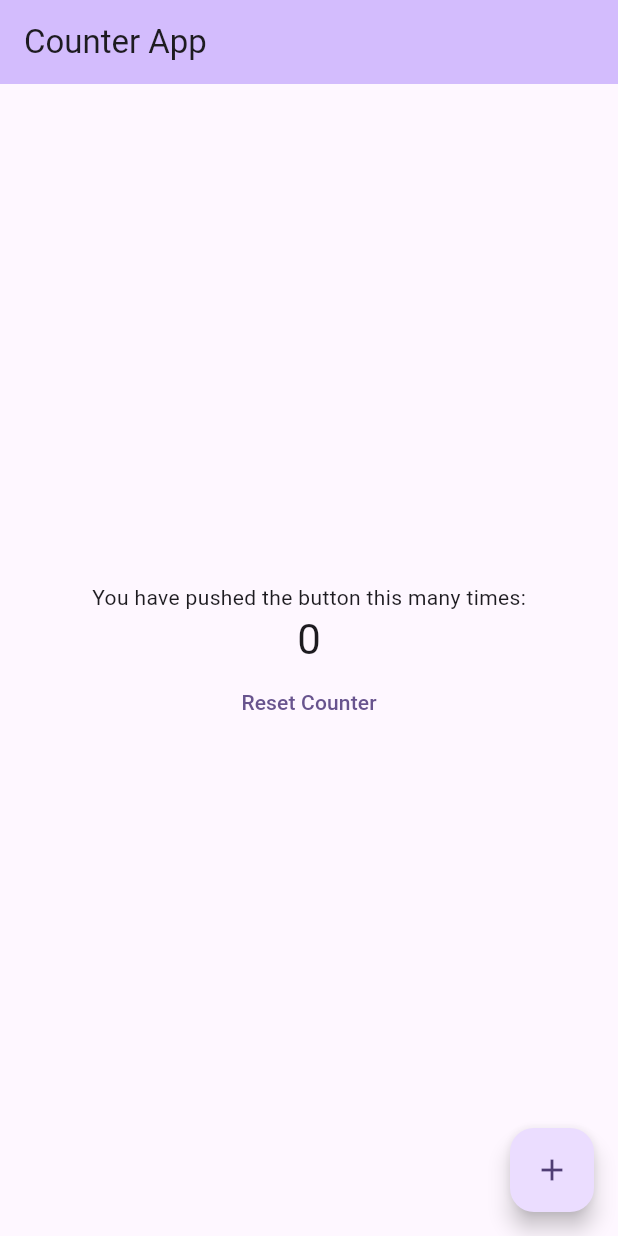
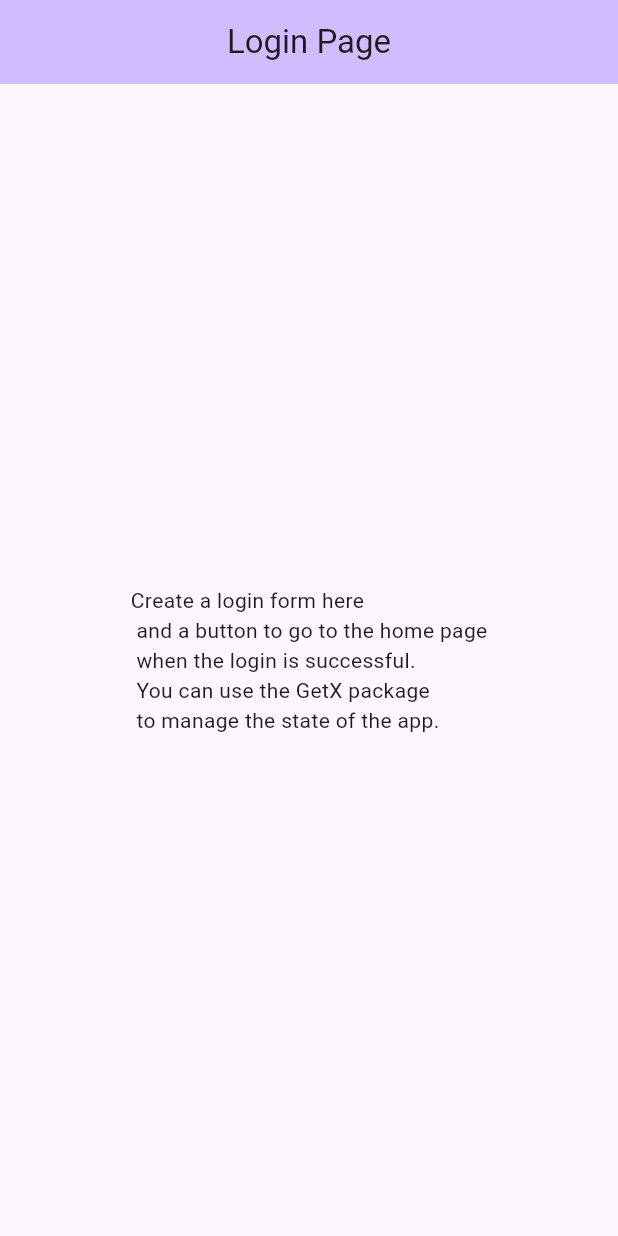
Before and after one commit to hamzaqazi/get_x, a Flutter app: the screen it shows after launch, on a phone screen of 412 x 824 dp. Run offline on Flutter 3.47's test engine with Material 2 defaults, Android fonts, the phone set to English and light mode, and no system bars; our stand-ins replace get.

Commit message:
loginpage

```diff
--- a/lib/main.dart
+++ b/lib/main.dart
@@ -2,6 +2,7 @@ import 'package:flutter/material.dart';
 import 'package:get/get.dart';
 
 import 'views/home_page.dart';
+import 'views/login_page.dart';
 
 void main() {
   runApp(const MyApp());
@@ -20,12 +21,13 @@ class MyApp extends StatelessWidget {
         useMaterial3: true,
       ),
       home: MyHomePage(),
-      initialRoute: '/',
+      initialRoute: '/loginPage',
       getPages: [
         GetPage(
           name: '/',
           page: () => MyHomePage(),
         ),
+        GetPage(name: '/loginPage', page: () => const LoginPage()),
       ],
     );
   }
--- /dev/null
+++ b/lib/views/login_page.dart
@@ -0,0 +1,27 @@
+import 'package:flutter/material.dart';
+
+class LoginPage extends StatelessWidget {
+  const LoginPage({super.key});
+
+  @override
+  Widget build(BuildContext context) {
+    return Scaffold(
+      appBar: AppBar(
+        automaticallyImplyLeading: false,
+        centerTitle: true,
+        backgroundColor: Theme.of(context).colorScheme.inversePrimary,
+        title: const Text("Login Page"),
+      ),
+      body: const Center(
+        child: Column(
+          mainAxisAlignment: MainAxisAlignment.center,
+          children: <Widget>[
+            Text(
+              'Create a login form here\n and a button to go to the home page\n when the login is successful.\n You can use the GetX package\n to manage the state of the app.',
+            ),
+          ],
+        ),
+      ),
+    );
+  }
+}
```
